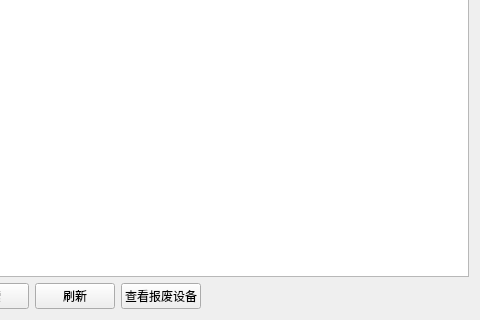
Before: the Qt Designer form LabEquipmentManager/equipmentwidget.ui in S-15-code/Lab, drawn with Qt 5; both pictures show x 320 to 800 and y 280 to 600 of the 800 by 600 pixel window.
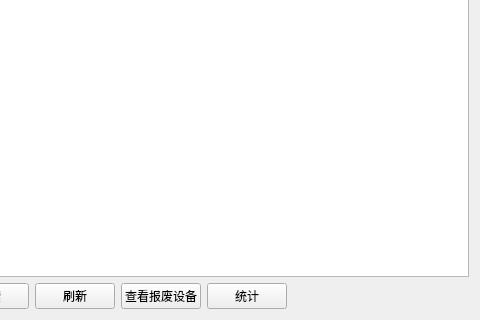
After: the same form once the commit is applied.

The edit to the form file:
```diff
--- a/LabEquipmentManager/equipmentwidget.ui
+++ b/LabEquipmentManager/equipmentwidget.ui
@@ -68,6 +68,13 @@
        </property>
       </widget>
      </item>
+     <item>
+      <widget class="QPushButton" name="statisticsButton">
+       <property name="text">
+        <string>统计</string>
+       </property>
+      </widget>
+     </item>
      <item>
       <spacer name="horizontalSpacer">
        <property name="orientation">
```
